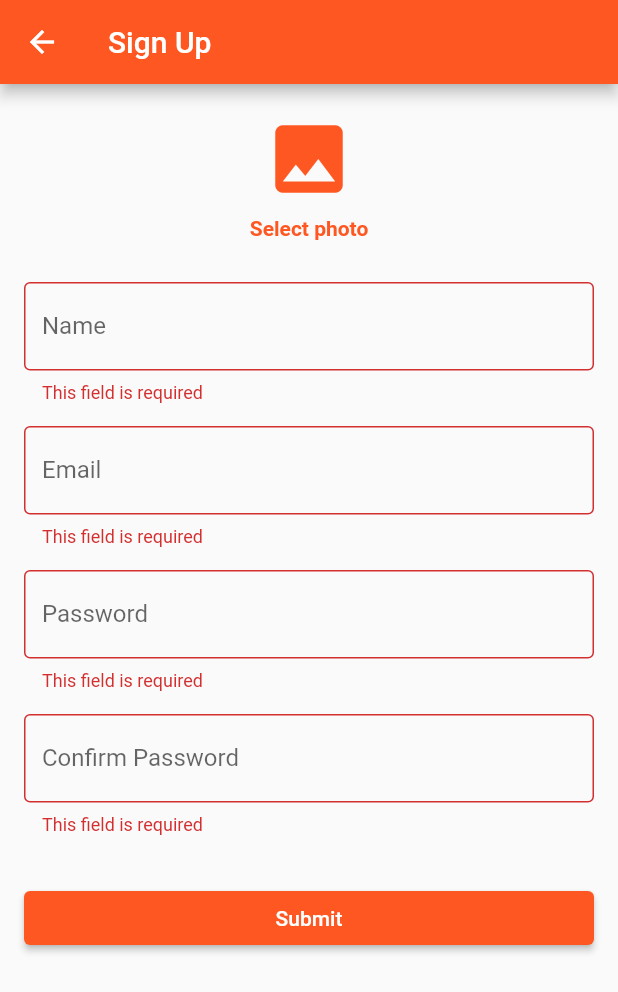
After one commit to alihaidersiddique/flutter_trip_UI, a Flutter app: the SignUp screen opened directly, after a tap on "Submit", on a phone screen of 412 x 824 dp. The commit adds this screen. Shown: the top 992 px of the screen. Run offline on Flutter 3.47's test engine with Material 2 defaults, Android fonts, the phone set to English and light mode, and no system bars; our stand-ins replace cloud_firestore, firebase_auth, firebase_core, firebase_storage, flutter_image_compress, google_fonts and 2 more; missing offline and left inert: dart:html, favorite_button; accounts and stored records are empty; network calls fail.

Commit message:
sign_up completed

```diff
--- /dev/null
+++ b/lib/sign_up/sign_up.dart
@@ -0,0 +1,213 @@
+import 'package:cloud_firestore/cloud_firestore.dart';
+import 'package:firebase_auth/firebase_auth.dart';
+import 'package:flutter/material.dart';
+import 'package:flutter_trip_ui/login/email_login.dart';
+import 'package:flutter_trip_ui/widgets/submit_button.dart';
+import 'package:flutter_trip_ui/widgets/user_image.dart';
+
+class SignUp extends StatefulWidget {
+  const SignUp({Key? key}) : super(key: key);
+
+  @override
+  _SignUpState createState() => _SignUpState();
+}
+
+class _SignUpState extends State<SignUp> {
+  final _formKey = GlobalKey<FormState>();
+  final _nameController = TextEditingController();
+  final _emailController = TextEditingController();
+  final _passwordController = TextEditingController();
+  final _confirmPasswordController = TextEditingController();
+
+  String imageUrl = '';
+  var loading = false;
+
+  @override
+  Widget build(BuildContext context) {
+    return Scaffold(
+      appBar: AppBar(title: Text('Sign Up')),
+      body: Form(
+          key: _formKey,
+          child: ListView(
+            children: [
+              const SizedBox(height: 20.0),
+              UserImage(
+                onFileChanged: (imageUrl) {
+                  setState(() {
+                    this.imageUrl = imageUrl;
+                  });
+                },
+              ),
+              const SizedBox(height: 20.0),
+              _TextField(
+                label: 'Name',
+                controller: _nameController,
+                validator: _requiredValidator,
+              ),
+              const SizedBox(height: 15),
+              _TextField(
+                  label: 'Email',
+                  controller: _emailController,
+                  validator: _requiredValidator),
+              const SizedBox(height: 15),
+              _TextField(
+                label: 'Password',
+                controller: _passwordController,
+                validator: _requiredValidator,
+              ),
+              const SizedBox(height: 15),
+              _TextField(
+                label: 'Confirm Password',
+                controller: _confirmPasswordController,
+                validator: _confirmPasswordValidator,
+              ),
+              const SizedBox(height: 15),
+              if (loading) ...[
+                Center(child: CircularProgressIndicator()),
+              ],
+              if (!loading) ...[
+                SubmitButton(
+                  onPressed: () {
+                    if (_formKey.currentState != null &&
+                        _formKey.currentState!.validate()) {
+                      _signUp();
+                    }
+                  },
+                  padding: 16,
+                ),
+              ],
+            ],
+          )),
+    );
+  }
+
+  Future _signUp() async {
+    setState(() {
+      loading = true;
+    });
+    try {
+      await FirebaseAuth.instance.createUserWithEmailAndPassword(
+        email: _emailController.text,
+        password: _passwordController.text,
+      );
+
+      await FirebaseFirestore.instance.collection('users').add({
+        'email': _emailController.text,
+        'imageUrl': imageUrl,
+        'name': _nameController.text,
+      });
+
+      await showDialog(
+          context: context,
+          builder: (context) => AlertDialog(
+                title: Text('Sign up succeeded'),
+                content: Text('Your account was created, you can now log in'),
+                actions: [
+                  TextButton(
+                      onPressed: () {
+                        Navigator.of(context).pop();
+                      },
+                      child: Text('Ok'))
+                ],
+              ));
+
+      Navigator.of(context).pop();
+      Navigator.push(
+          context,
+          MaterialPageRoute(
+            builder: (context) => EmailLogin(),
+          ));
+    } on FirebaseAuthException catch (e) {
+      _handleSignUpError(e);
+      setState(() {
+        loading = false;
+      });
+    }
+  }
+
+  void _handleSignUpError(FirebaseAuthException e) {
+    String messageToDisplay;
+    switch (e.code) {
+      case 'email-already-in-use':
+        messageToDisplay = 'This email is already in use';
+        break;
+      case 'invalid-email':
+        messageToDisplay = 'The email you ented is invalid';
+        break;
+      case 'operation-not-allowed':
+        messageToDisplay = 'This operation is not allowed';
+        break;
+      case 'weak-password':
+        messageToDisplay = 'The password you entered is too weak';
+        break;
+      default:
+        messageToDisplay = 'An unknown error occurred';
+        break;
+    }
+    showDialog(
+        context: context,
+        builder: (context) => AlertDialog(
+              title: Text('Sign up failed'),
+              content: Text(messageToDisplay),
+              actions: [
+                TextButton(
+                    onPressed: () {
+                      Navigator.of(context).pop();
+                    },
+                    child: Text('Ok'))
+              ],
+            ));
+  }
+
+  String? _requiredValidator(String? text) {
+    if (text == null || text.trim().isEmpty) {
+      return 'This field is required';
+    }
+    return null;
+  }
+
+  String? _confirmPasswordValidator(String? confirmPasswordText) {
+    if (confirmPasswordText == null || confirmPasswordText.trim().isEmpty) {
+      return 'This field is required';
+    }
+
+    if (_passwordController.text != confirmPasswordText) {
+      return "Passwords don't match";
+    }
+    return null;
+  }
+  //
+}
+
+class _TextField extends StatelessWidget {
+  final TextEditingController controller;
+  final String label;
+  final bool password;
+  final TextInputType? keyboardType;
+  final FormFieldValidator<String>? validator;
+
+  const _TextField({
+    required this.label,
+    required this.controller,
+    this.validator,
+    this.password = false,
+    this.keyboardType,
+  });
+
+  @override
+  Widget build(BuildContext context) {
+    return Padding(
+      padding: const EdgeInsets.only(left: 16.0, right: 16.0),
+      child: TextFormField(
+        controller: controller,
+        decoration: InputDecoration(
+          labelText: label,
+          border: OutlineInputBorder(),
+        ),
+        keyboardType: keyboardType,
+        obscureText: password,
+        validator: validator,
+      ),
+    );
+  }
+}
--- /dev/null
+++ b/lib/widgets/submit_button.dart
@@ -0,0 +1,27 @@
+import 'package:flutter/material.dart';
+
+class SubmitButton extends StatelessWidget {
+  const SubmitButton(
+      {required this.onPressed, this.text = 'Submit', this.padding = 0});
+
+  final VoidCallback onPressed;
+  final String text;
+  final double padding;
+
+  @override
+  Widget build(BuildContext context) {
+    return Padding(
+      padding: EdgeInsets.all(padding),
+      child: SizedBox(
+        width: double.infinity,
+        child: ElevatedButton(
+            onPressed: () {
+              if (onPressed != null) {
+                onPressed();
+              }
+            },
+            child: Text(text)),
+      ),
+    );
+  }
+}
--- /dev/null
+++ b/lib/widgets/user_image.dart
@@ -0,0 +1,135 @@
+import 'dart:io';
+
+import 'package:flutter/material.dart';
+import 'package:flutter_image_compress/flutter_image_compress.dart';
+import 'package:image_cropper/image_cropper.dart';
+import 'package:image_picker/image_picker.dart';
+import 'round_image.dart';
+import 'package:path/path.dart' as p;
+import 'package:path_provider/path_provider.dart';
+import 'package:firebase_storage/firebase_storage.dart' as storage;
+
+class UserImage extends StatefulWidget {
+  final Function(String imageUrl) onFileChanged;
+
+  UserImage({
+    required this.onFileChanged,
+  });
+
+  @override
+  _UserImageState createState() => _UserImageState();
+}
+
+class _UserImageState extends State<UserImage> {
+  final ImagePicker _picker = ImagePicker();
+
+  String? imageUrl;
+
+  @override
+  Widget build(BuildContext context) {
+    return Column(
+      children: [
+        if (imageUrl == null)
+          Icon(Icons.image, size: 60, color: Theme.of(context).primaryColor),
+        if (imageUrl != null)
+          InkWell(
+            splashColor: Colors.transparent,
+            highlightColor: Colors.transparent,
+            onTap: () => _selectPhoto(),
+            child: AppRoundImage.url(
+              imageUrl!,
+              width: 80,
+              height: 80,
+            ),
+          ),
+        InkWell(
+          onTap: () => _selectPhoto(),
+          child: Padding(
+            padding: EdgeInsets.all(8.0),
+            child: Text(
+              imageUrl != null ? 'Change photo' : 'Select photo',
+              style: TextStyle(
+                  color: Theme.of(context).primaryColor,
+                  fontWeight: FontWeight.bold),
+            ),
+          ),
+        )
+      ],
+    );
+  }
+
+  Future _selectPhoto() async {
+    await showModalBottomSheet(
+        context: context,
+        builder: (context) => BottomSheet(
+              builder: (context) => Column(
+                mainAxisSize: MainAxisSize.min,
+                children: [
+                  ListTile(
+                      leading: Icon(Icons.camera),
+                      title: Text('Camera'),
+                      onTap: () {
+                        Navigator.of(context).pop();
+                        _pickImage(ImageSource.camera);
+                      }),
+                  ListTile(
+                      leading: Icon(Icons.filter),
+                      title: Text('Pick a file'),
+                      onTap: () {
+                        Navigator.of(context).pop();
+                        _pickImage(ImageSource.gallery);
+                      }),
+                ],
+              ),
+              onClosing: () {},
+            ));
+  }
+
+  Future _pickImage(ImageSource source) async {
+    final pickedFile =
+        await _picker.pickImage(source: source, imageQuality: 50);
+    if (pickedFile == null) {
+      return;
+    }
+
+    var file = await ImageCropper.cropImage(
+        sourcePath: pickedFile.path,
+        aspectRatio: CropAspectRatio(ratioX: 1, ratioY: 1));
+    if (file == null) {
+      return;
+    }
+
+    file = await compressImagePath(file.path, 35);
+
+    await _uploadFile(file.path);
+  }
+
+  Future<File> compressImagePath(String path, int quality) async {
+    final newPath = p.join((await getTemporaryDirectory()).path,
+        '${DateTime.now()}.${p.extension(path)}');
+
+    final result = await FlutterImageCompress.compressAndGetFile(
+      path,
+      newPath,
+      quality: quality,
+    );
+
+    return result!;
+  }
+
+  Future _uploadFile(String path) async {
+    final ref = storage.FirebaseStorage.instance
+        .ref()
+        .child('images')
+        .child('${DateTime.now().toIso8601String() + p.basename(path)}');
+
+    final result = await ref.putFile(File(path));
+    final fileUrl = await result.ref.getDownloadURL();
+
+    setState(() {
+      imageUrl = fileUrl;
+    });
+
+    widget.onFileChanged(fileUrl);
+  }
+}
--- a/pubspec.yaml
+++ b/pubspec.yaml
@@ -35,6 +35,10 @@ dependencies:
   provider: ^6.0.0
   flutter_lints: ^1.0.4
   firebase_auth: ^3.0.2
+  flutter_image_compress: ^1.1.0
+  image_cropper: ^1.4.1
+  image_picker: ^0.8.3+3
+  firebase_storage: ^10.0.3
 
 dev_dependencies:
   flutter_test:
```
Also changed, not shown: lib/login/email_login.dart (+21 -1 lines), lib/pages/home_page.dart (+10 -24 lines), lib/widgets/app_toolbar.dart (added, +27 -0 lines), lib/widgets/round_image.dart (added, +43 -0 lines), pubspec.lock.
